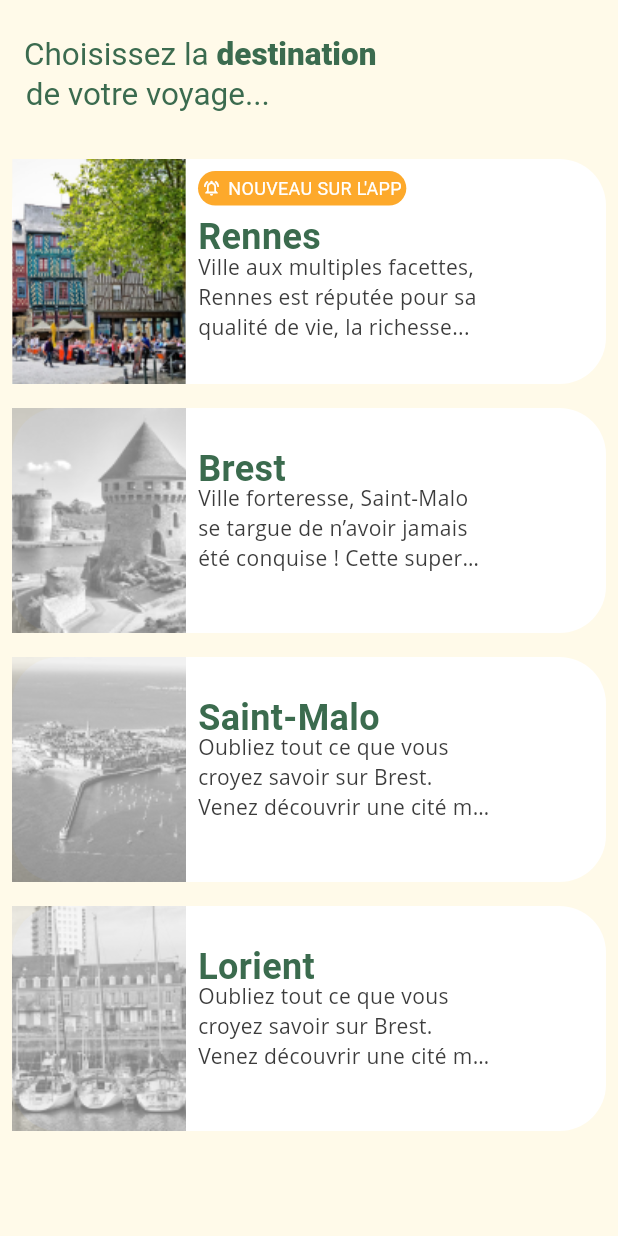
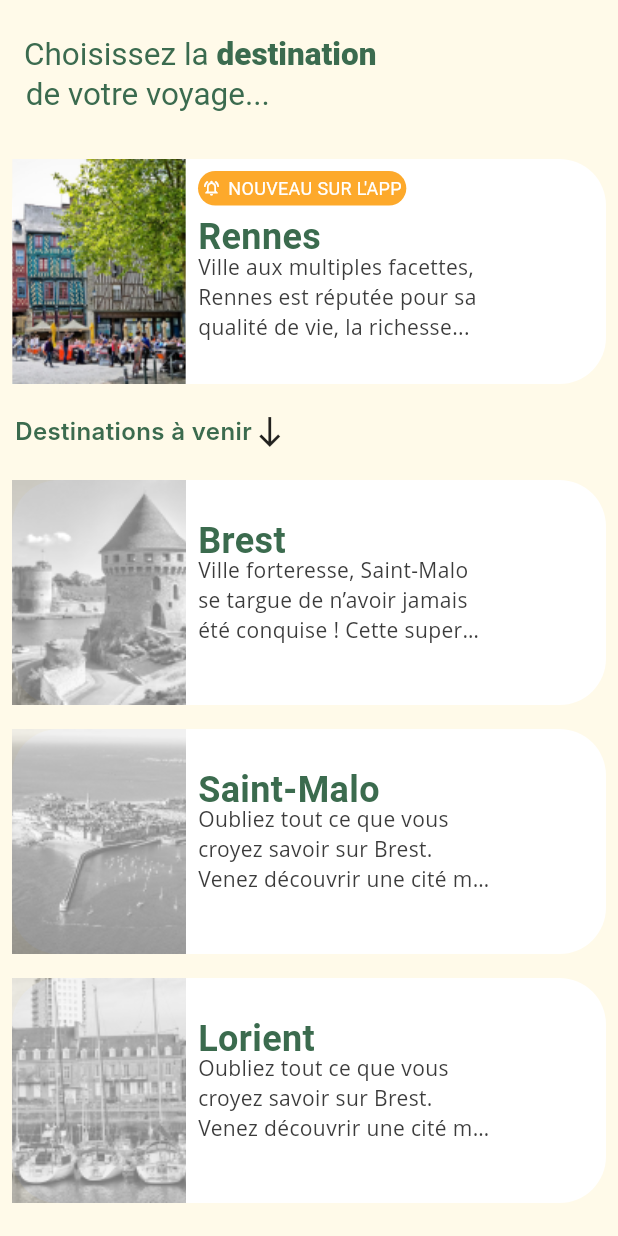
Before and after one commit to davg80/lamna_flutter, a Flutter app: the DestinationPage screen opened directly, on a phone screen of 412 x 824 dp. Run offline on Flutter 3.47's test engine with Material 3 defaults, Android fonts, the light colour scheme and no system bars; Roboto replaces fonts that are missing (Clash Display Variable, Inter, Open Sans).

Commit message:
info destination

```diff
--- a/lib/pages/destination_page.dart
+++ b/lib/pages/destination_page.dart
@@ -59,13 +59,59 @@ class _DestinationPageState extends State<DestinationPage> {
                                 shrinkWrap: true,
                                 itemCount: cityList.length,
                                 itemBuilder: (context, index) {
-                                  return CardDestination(
+                                  return (cityList[index].enable)
+                                      ? CardDestination(
                                           id: cityList[index].id,
                                           picture: cityList[index].picture,
                                           enable: cityList[index].enable,
                                           name: cityList[index].name,
                                           label: cityList[index].label,
                                           subtitle: cityList[index].subtitle,
+                                        )
+                                      : Column(
+                                          children: [
+                                            (cityList[index].id == 2)
+                                                ? Padding(
+                                                    padding:
+                                                        const EdgeInsets.only(
+                                                            top: 12.0,
+                                                            bottom: 12.0),
+                                                    child: Container(
+                                                      padding:
+                                                          const EdgeInsets.only(
+                                                              left: 10),
+                                                      child: const Row(
+                                                        children: [
+                                                          Text(
+                                                            'Destinations à venir',
+                                                            style: TextStyle(
+                                                              color: Color(
+                                                                  0xFF3B6B4E),
+                                                              fontSize: 16,
+                                                              fontFamily:
+                                                                  'Inter',
+                                                              fontWeight:
+                                                                  FontWeight
+                                                                      .w600,
+                                                              height: 0.08,
+                                                            ),
+                                                          ),
+                                                          Icon(Icons.south)
+                                                        ],
+                                                      ),
+                                                    ),
+                                                  )
+                                                : Container(),
+                                            CardDestination(
+                                              id: cityList[index].id,
+                                              picture: cityList[index].picture,
+                                              enable: cityList[index].enable,
+                                              name: cityList[index].name,
+                                              label: cityList[index].label,
+                                              subtitle:
+                                                  cityList[index].subtitle,
+                                            )
+                                          ],
                                         );
                                 },
                               ),
```
Lines whose indentation alone changed are shown as unchanged.
